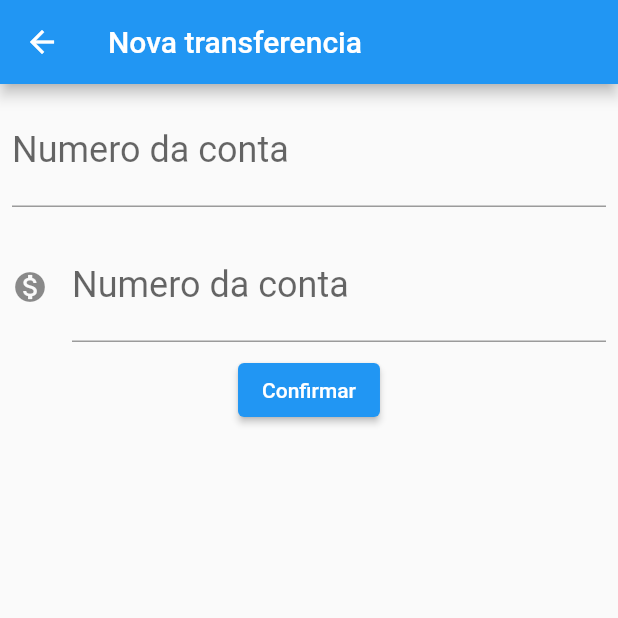
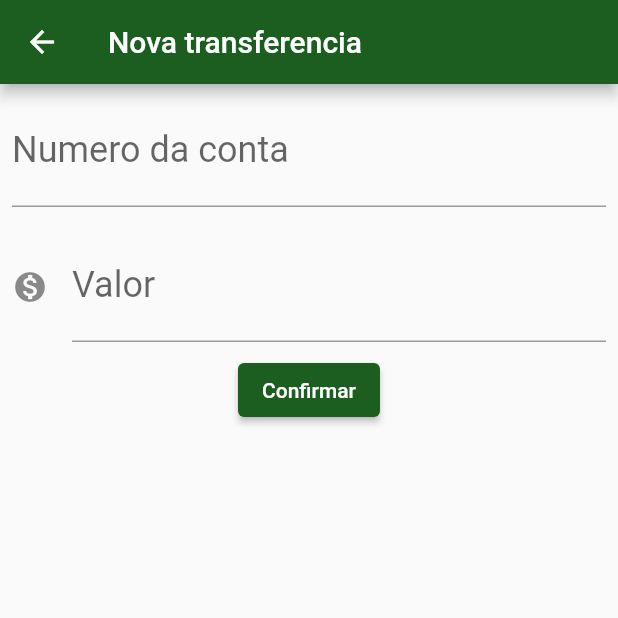
Before and after one commit to Avssdev/alura-flutter, a Flutter app: the screen it shows after launch, after a tap on the "add" icon, on a phone screen of 412 x 824 dp, the top half of it. Run offline on Flutter 3.47's test engine with Material 2 defaults, Android fonts, the phone set to English and light mode, and no system bars.

Commit message:
Finished the classes

```diff
--- /dev/null
+++ b/bytebank/lib/components/edit_field.dart
@@ -0,0 +1,35 @@
+import 'package:flutter/material.dart';
+
+class EditField extends StatelessWidget {
+  const EditField({
+    this.label,
+    this.hint,
+    this.controller,
+    this.iconData,
+    Key? key,
+  }) : super(key: key);
+
+  final TextEditingController? controller;
+  final String? label;
+  final String? hint;
+  final IconData? iconData;
+
+  @override
+  Widget build(BuildContext context) {
+    return Padding(
+      padding: const EdgeInsets.all(8.0),
+      child: TextField(
+        controller: controller,
+        style: const TextStyle(
+          fontSize: 24.0,
+        ),
+        decoration: InputDecoration(
+          icon: iconData != null ? Icon(iconData) : null,
+          labelText: label,
+          hintText: hint,
+        ),
+        keyboardType: TextInputType.number,
+      ),
+    );
+  }
+}
--- a/bytebank/lib/main.dart
+++ b/bytebank/lib/main.dart
@@ -1,3 +1,4 @@
+import 'package:bytebank/screens/transfers/list.dart';
 import 'package:flutter/material.dart';
 
 void main() {
@@ -9,156 +10,18 @@ class ByteBankApp extends StatelessWidget {
 
   @override
   Widget build(BuildContext context) {
-    return const MaterialApp(
+    return MaterialApp(
+      theme: ThemeData(
+        colorScheme: ColorScheme.fromSwatch().copyWith(
+          primary: Colors.green[900],
+          secondary: Colors.blue[700],
+        ),
+        buttonTheme: ButtonThemeData(
+          buttonColor: Colors.blueAccent[700],
+          textTheme: ButtonTextTheme.primary,
+        ),
+      ),
       home: TransfersList(),
     );
   }
 }
-
-class TransferForm extends StatelessWidget {
-  TransferForm({Key? key}) : super(key: key);
-
-  final TextEditingController _controllerAccountField = TextEditingController();
-  final TextEditingController _controllerValueField = TextEditingController();
-
-  @override
-  Widget build(BuildContext context) {
-    return Scaffold(
-      appBar: AppBar(
-        title: const Text('Nova transferencia'),
-      ),
-      body: Column(
-        children: [
-          EditedField(
-            controller: _controllerAccountField,
-            label: 'Numero da conta',
-            hint: '0000',
-          ),
-          EditedField(
-            controller: _controllerAccountField,
-            label: 'Numero da conta',
-            hint: '0000',
-            iconData: Icons.monetization_on,
-          ),
-          ElevatedButton(
-            onPressed: () => _createTransfer(context),
-            child: const Text('Confirmar'),
-          ),
-        ],
-      ),
-    );
-  }
-
-  void _createTransfer(BuildContext context) {
-    final int? accountNumber = int.tryParse(_controllerAccountField.text);
-    final double? value = double.tryParse(_controllerValueField.text);
-
-    if (accountNumber != null && value != null) {
-      final newTransfer = Transfer(value, accountNumber);
-      Navigator.pop(context, newTransfer);
-    }
-  }
-}
-
-class EditedField extends StatelessWidget {
-  const EditedField({
-    this.label,
-    this.hint,
-    this.controller,
-    this.iconData,
-    Key? key,
-  }) : super(key: key);
-
-  final TextEditingController? controller;
-  final String? label;
-  final String? hint;
-  final IconData? iconData;
-
-  @override
-  Widget build(BuildContext context) {
-    return Padding(
-      padding: const EdgeInsets.all(8.0),
-      child: TextField(
-        controller: controller,
-        style: const TextStyle(
-          fontSize: 24.0,
-        ),
-        decoration: InputDecoration(
-          icon: iconData != null ? Icon(iconData) : null,
-          labelText: label,
-          hintText: hint,
-        ),
-        keyboardType: TextInputType.number,
-      ),
-    );
-  }
-}
-
-class TransfersList extends StatelessWidget {
-  const TransfersList({
-    Key? key,
-  }) : super(key: key);
-
-  @override
-  Widget build(BuildContext context) {
-    return Scaffold(
-      body: Column(
-        children: [
-          TransferItem(Transfer(100.0, 1000)),
-          TransferItem(Transfer(200.0, 2000)),
-          TransferItem(Transfer(300.0, 3000)),
-        ],
-      ),
-      appBar: AppBar(
-        title: const Text('Transferencias'),
-      ),
-      floatingActionButton: FloatingActionButton(
-        child: const Icon(
-          Icons.add,
-        ),
-        onPressed: () {
-          final Future future =
-              Navigator.push(context, MaterialPageRoute(builder: (context) {
-            return TransferForm();
-          }));
-
-          future.then((transferReceived) {});
-        },
-      ),
-    );
-  }
-}
-
-class TransferItem extends StatelessWidget {
-  final Transfer _transfer;
-
-  const TransferItem(
-    this._transfer, {
-    Key? key,
-  }) : super(key: key);
-
-  @override
-  Widget build(BuildContext context) {
-    return Card(
-      child: ListTile(
-        leading: const Icon(
-          Icons.monetization_on,
-        ),
-        title: Text(_transfer.value.toString()),
-        subtitle: Text(_transfer.account.toString()),
-      ),
-    );
-  }
-}
-
-class Transfer {
-  final double value;
-  final int account;
-
-  Transfer(this.value, this.account);
-
-  @override
-  String toString() {
-    return 'Transfer {value: $value, account: $account}';
-  }
-}
--- /dev/null
+++ b/bytebank/lib/models/transfer.dart
@@ -0,0 +1,14 @@
+class Transfer {
+  final double value;
+  final int account;
+
+  Transfer(
+    this.value,
+    this.account,
+  );
+
+  @override
+  String toString() {
+    return 'Transfer {value: $value, account: $account}';
+  }
+}
--- /dev/null
+++ b/bytebank/lib/screens/transfers/form.dart
@@ -0,0 +1,65 @@
+import 'package:bytebank/models/transfer.dart';
+import 'package:flutter/material.dart';
+import 'package:bytebank/components/edit_field.dart';
+
+const _appBarTitle = 'Nova transferencia';
+
+const _labelAccountField = 'Numero da conta';
+const _hintAccountField = '0000';
+
+const _labelValueField = 'Valor';
+const _hintValueField = '00.00';
+
+const _labelSubmitButton = 'Confirmar';
+
+class TransferForm extends StatefulWidget {
+  const TransferForm({Key? key}) : super(key: key);
+
+  @override
+  State<TransferForm> createState() => _TransferFormState();
+}
+
+class _TransferFormState extends State<TransferForm> {
+  final TextEditingController _controllerAccountField = TextEditingController();
+  final TextEditingController _controllerValueField = TextEditingController();
+
+  @override
+  Widget build(BuildContext context) {
+    return Scaffold(
+      appBar: AppBar(
+        title: const Text(_appBarTitle),
+      ),
+      body: SingleChildScrollView(
+        child: Column(
+          children: [
+            EditField(
+              controller: _controllerAccountField,
+              label: _labelAccountField,
+              hint: _hintAccountField,
+            ),
+            EditField(
+              controller: _controllerValueField,
+              label: _labelValueField,
+              hint: _hintValueField,
+              iconData: Icons.monetization_on,
+            ),
+            ElevatedButton(
+              onPressed: () => _createTransfer(context),
+              child: const Text(_labelSubmitButton),
+            ),
+          ],
+        ),
+      ),
+    );
+  }
+
+  void _createTransfer(BuildContext context) {
+    final int? accountNumber = int.tryParse(_controllerAccountField.text);
+    final double? value = double.tryParse(_controllerValueField.text);
+
+    if (accountNumber != null && value != null) {
+      final newTransfer = Transfer(value, accountNumber);
+      Navigator.pop(context, newTransfer);
+    }
+  }
+}
--- /dev/null
+++ b/bytebank/lib/screens/transfers/list.dart
@@ -0,0 +1,80 @@
+import 'package:bytebank/models/transfer.dart';
+import 'package:bytebank/screens/transfers/form.dart';
+import 'package:flutter/material.dart';
+
+const _appBarTitle = 'Transferências';
+
+class TransfersList extends StatefulWidget {
+  TransfersList({
+    Key? key,
+  }) : super(key: key);
+
+  final List<Transfer> _transferList = [];
+
+  @override
+  State<TransfersList> createState() => _TransfersListState();
+}
+
+class _TransfersListState extends State<TransfersList> {
+  @override
+  Widget build(BuildContext context) {
+    return Scaffold(
+      body: ListView.builder(
+        itemCount: widget._transferList.length,
+        itemBuilder: (context, index) {
+          final transfer = widget._transferList[index];
+          return TransferItem(transfer);
+        },
+      ),
+      appBar: AppBar(
+        title: const Text(_appBarTitle),
+      ),
+      floatingActionButton: FloatingActionButton(
+        child: const Icon(
+          Icons.add,
+        ),
+        onPressed: () {
+          final Future<Transfer?> future = Navigator.push(
+            context,
+            MaterialPageRoute(
+              builder: (context) {
+                return const TransferForm();
+              },
+            ),
+          );
+
+          future.then(
+            (transferReceived) => _updateList(transferReceived),
+          );
+        },
+      ),
+    );
+  }
+
+  void _updateList(Transfer? transferReceived) {
+    if (transferReceived != null) {
+      setState(() {
+        widget._transferList.add(transferReceived);
+      });
+    }
+  }
+}
+
+class TransferItem extends StatelessWidget {
+  final Transfer _transfer;
+
+  const TransferItem(this._transfer, {Key? key}) : super(key: key);
+
+  @override
+  Widget build(BuildContext context) {
+    return Card(
+      child: ListTile(
+        leading: const Icon(
+          Icons.monetization_on,
+        ),
+        title: Text(_transfer.value.toString()),
+        subtitle: Text(_transfer.account.toString()),
+      ),
+    );
+  }
+}
```
